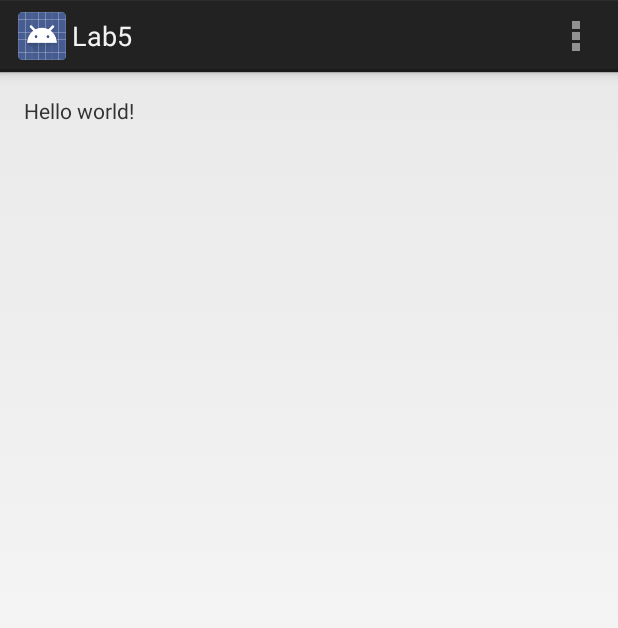
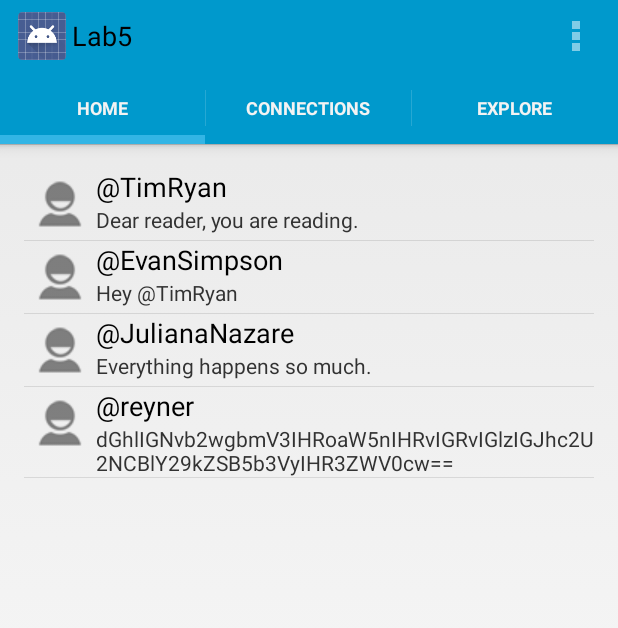
Before and after one commit to lsilverwolf/Lab5, an Android app: the screen it shows after launch (MainActivity before the commit, FeedActivity after it), on a phone screen of 412 x 824 dp. Shown: the top 628 px of the screen. Run offline under Robolectric (Android 15) with nearby library versions, the phone set to English and light mode, and no system bars.

Commit message:
Feed activity working

```diff
--- a/src/main/AndroidManifest.xml
+++ b/src/main/AndroidManifest.xml
@@ -5,7 +5,7 @@
     android:versionName="1.0" >
 
     <uses-sdk
-        android:minSdkVersion="7"
+        android:minSdkVersion="14"
         android:targetSdkVersion="16" />
 
     <application
@@ -14,7 +14,7 @@
         android:label="@string/app_name"
         android:theme="@style/AppTheme" >
         <activity
-            android:name="com.mobileproto.lab5.MainActivity"
+            android:name=".FeedActivity"
             android:label="@string/app_name" >
             <intent-filter>
                 <action android:name="android.intent.action.MAIN" />
--- /dev/null
+++ b/src/main/java/com/mobileproto/lab5/FeedActivity.java
@@ -0,0 +1,81 @@
+package com.mobileproto.lab5;
+
+import android.app.ActionBar;
+import android.app.FragmentTransaction;
+import android.graphics.drawable.ColorDrawable;
+import android.os.Bundle;
+import android.app.Activity;
+import android.view.Menu;
+import android.widget.ListView;
+
+import java.util.ArrayList;
+import java.util.List;
+
+public class FeedActivity extends Activity implements ActionBar.TabListener {
+
+    @Override
+    protected void onCreate(Bundle savedInstanceState) {
+        super.onCreate(savedInstanceState);
+        setContentView(R.layout.activity_main);
+
+        /*
+         *  The following code is used to set up the tabs used for navigation.
+         *  You shouldn't need to touch the following code.
+         */
+        final ActionBar actionBar = getActionBar();
+        actionBar.setNavigationMode(ActionBar.NAVIGATION_MODE_TABS);
+        actionBar.addTab(actionBar.newTab().setText(R.string.tab1)
+                .setTabListener(this));
+        actionBar.addTab(actionBar.newTab().setText(R.string.tab2)
+                .setTabListener(this));
+        actionBar.addTab(actionBar.newTab().setText(R.string.tab3)
+                .setTabListener(this));
+        actionBar.setStackedBackgroundDrawable(new ColorDrawable(getResources().getColor(R.color.android_dark_blue)));
+
+        /*
+         * Creating some sample test data to see what the layout looks like.
+         * You should eventually delete this.
+         */
+        FeedItem item1 = new FeedItem("@TimRyan", "Dear reader, you are reading.");
+        FeedItem item2 = new FeedItem("@EvanSimpson", "Hey @TimRyan");
+        FeedItem item3 = new FeedItem("@JulianaNazare", "Everything happens so much.");
+        FeedItem item4 = new FeedItem("@reyner", "dGhlIGNvb2wgbmV3IHRoaW5nIHRvIGRvIGlzIGJhc2U2NCBlY29kZSB5b3VyIHR3ZWV0cw==");
+        List<FeedItem> sampleData = new ArrayList<FeedItem>();
+        sampleData.add(item1);
+        sampleData.add(item2);
+        sampleData.add(item3);
+        sampleData.add(item4);
+
+        // Set up the ArrayAdapter for the feedList
+        FeedListAdapter feedListAdapter = new FeedListAdapter(this, sampleData);
+        ListView feedList = (ListView) findViewById(R.id.feedList);
+        feedList.setAdapter(feedListAdapter);
+
+
+
+    }
+
+
+    @Override
+    public boolean onCreateOptionsMenu(Menu menu) {
+        // Inflate the menu; this adds items to the action bar if it is present.
+        getMenuInflater().inflate(R.menu.main, menu);
+        return true;
+    }
+
+    @Override
+    public void onTabSelected(ActionBar.Tab tab, FragmentTransaction ft){
+
+    }
+
+    @Override
+    public void onTabReselected(ActionBar.Tab tab, FragmentTransaction ft){
+
+    }
+
+    @Override
+    public void onTabUnselected(ActionBar.Tab tab, FragmentTransaction ft){
+
+    }
+
+}
--- /dev/null
+++ b/src/main/java/com/mobileproto/lab5/FeedItem.java
@@ -0,0 +1,16 @@
+package com.mobileproto.lab5;
+
+/**
+ * Created by evan on 9/25/13.
+ */
+public class FeedItem {
+
+    public String text;
+    public String userName;
+
+    public FeedItem(String userName, String text){
+        this.userName = userName;
+        this.text = text;
+    }
+
+}
--- /dev/null
+++ b/src/main/java/com/mobileproto/lab5/FeedListAdapter.java
@@ -0,0 +1,60 @@
+package com.mobileproto.lab5;
+
+import android.content.Context;
+import android.view.LayoutInflater;
+import android.view.View;
+import android.view.ViewGroup;
+import android.widget.ArrayAdapter;
+import android.widget.TextView;
+
+import java.util.List;
+
+/**
+ * Created by evan on 9/25/13.
+ */
+public class FeedListAdapter extends ArrayAdapter<FeedItem> {
+
+    private final Context context;
+    private final List<FeedItem> data;
+
+    public FeedListAdapter(Context context,  List<FeedItem> data){
+        super(context, R.layout.feed_item, data);
+        this.context = context;
+        this.data = data;
+    }
+
+
+    private class FeedItemHolder{
+
+        TextView userName;
+        TextView text;
+
+    }
+
+
+    @Override
+    public View getView(int position, View convertView, ViewGroup parent){
+        FeedItemHolder holder;
+        View feedRow = convertView;
+
+        if(feedRow == null){
+            LayoutInflater inflater = (LayoutInflater) context.getSystemService(Context.LAYOUT_INFLATER_SERVICE);
+            feedRow = inflater.inflate(R.layout.feed_item, parent, false);
+            holder = new FeedItemHolder();
+            holder.userName = (TextView) feedRow.findViewById(R.id.feedItemUser);
+            holder.text = (TextView) feedRow.findViewById(R.id.feedText);
+
+            feedRow.setTag(holder);
+        } else {
+            holder = (FeedItemHolder) feedRow.getTag();
+        }
+
+        FeedItem item = data.get(position);
+
+        holder.userName.setText(item.userName);
+        holder.text.setText(item.text);
+
+        return feedRow;
+    }
+
+}
--- a/src/main/java/com/mobileproto/lab5/MainActivity.java
+++ /dev/null
@@ -1,23 +0,0 @@
-package com.mobileproto.lab5;
-
-import android.os.Bundle;
-import android.app.Activity;
-import android.view.Menu;
-
-public class MainActivity extends Activity {
-
-    @Override
-    protected void onCreate(Bundle savedInstanceState) {
-        super.onCreate(savedInstanceState);
-        setContentView(R.layout.activity_main);
-    }
-
-
-    @Override
-    public boolean onCreateOptionsMenu(Menu menu) {
-        // Inflate the menu; this adds items to the action bar if it is present.
-        getMenuInflater().inflate(R.menu.main, menu);
-        return true;
-    }
-
-}
--- a/src/main/res/layout/activity_main.xml
+++ b/src/main/res/layout/activity_main.xml
@@ -8,9 +8,12 @@
     android:paddingBottom="@dimen/activity_vertical_margin"
     tools:context=".MainActivity">
 
-    <TextView
-        android:layout_width="wrap_content"
-        android:layout_height="wrap_content"
-        android:text="@string/hello_world" />
+    <ListView
+        android:layout_height="fill_parent"
+        android:layout_width="fill_parent"
+        android:id="@+id/feedList"
+        />
+
+
 
 </RelativeLayout>
--- /dev/null
+++ b/src/main/res/layout/feed_item.xml
@@ -0,0 +1,31 @@
+<?xml version="1.0" encoding="utf-8"?>
+
+<RelativeLayout xmlns:android="http://schemas.android.com/apk/res/android"
+    android:orientation="vertical" android:layout_width="match_parent"
+    android:layout_height="match_parent">
+
+    <ImageView
+        android:layout_width="48dp"
+        android:layout_height="48dp"
+        android:id="@+id/imageView"
+        android:background="@drawable/social_person"
+        android:layout_gravity="left|center_vertical" />
+
+    <TextView
+        android:layout_width="wrap_content"
+        android:layout_height="wrap_content"
+        android:textAppearance="?android:attr/textAppearanceMedium"
+        android:text="Medium Text"
+        android:id="@+id/feedItemUser"
+        android:layout_alignParentTop="true"
+        android:layout_toRightOf="@+id/imageView" />
+
+    <TextView
+        android:layout_width="wrap_content"
+        android:layout_height="wrap_content"
+        android:textAppearance="?android:attr/textAppearanceSmall"
+        android:text="Small Text"
+        android:id="@+id/feedText"
+        android:layout_below="@+id/feedItemUser"
+        android:layout_toRightOf="@+id/imageView" />
+</RelativeLayout>
--- /dev/null
+++ b/src/main/res/values/color.xml
@@ -0,0 +1,4 @@
+<?xml version="1.0" encoding="utf-8"?>
+<resources>
+    <color name="android_dark_blue">#0099CC</color>
+</resources>
--- a/src/main/res/values/strings.xml
+++ b/src/main/res/values/strings.xml
@@ -4,5 +4,8 @@
     <string name="app_name">Lab5</string>
     <string name="action_settings">Settings</string>
     <string name="hello_world">Hello world!</string>
+    <string name="tab1">Home</string>
+    <string name="tab2">Connections</string>
+    <string name="tab3">Explore</string>
 
 </resources>
--- a/src/main/res/values/styles.xml
+++ b/src/main/res/values/styles.xml
@@ -15,6 +15,11 @@
     <!-- Application theme. -->
     <style name="AppTheme" parent="AppBaseTheme">
         <!-- All customizations that are NOT specific to a particular API-level can go here. -->
+        <item name="android:actionBarStyle">@style/CustomActionBar</item>
+    </style>
+
+    <style name="CustomActionBar" parent="@android:style/Widget.Holo.Light.ActionBar">
+        <item name="android:background">#0099CC</item>
     </style>
 
 </resources>
```
Also changed, not shown: src/main/java/com/mobileproto/lab5/ConnectionActivity.java (added, +66 -0 lines), src/main/java/com/mobileproto/lab5/FeedNotification.java (added, +19 -0 lines), src/main/java/com/mobileproto/lab5/FollowNotification.java (added, +12 -0 lines), src/main/java/com/mobileproto/lab5/MentionNotification.java (added, +11 -0 lines), src/main/res/layout/activity_connections.xml (added, +12 -0 lines), src/main/res/layout/connection_item.xml (added, +31 -0 lines), src/main/res/drawable-hdpi/social_person.png (added), src/main/res/drawable-mdpi/social_person.png (added), src/main/res/drawable-xhdpi/social_person.png (added).
